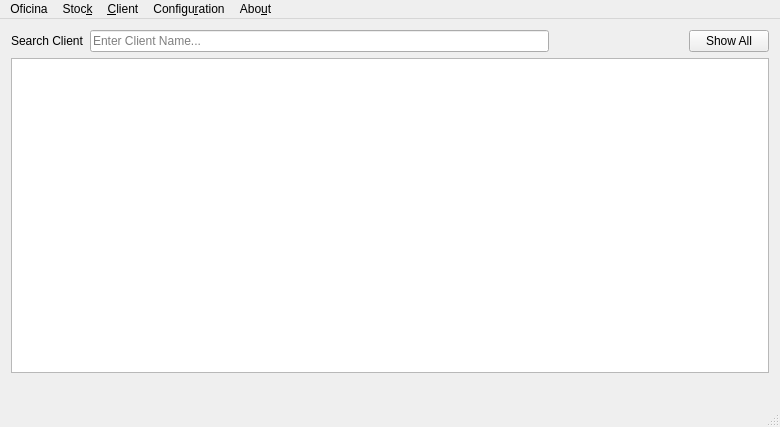
Old version of the form Main_Window.ui in the repository bedi1982/Oficina.
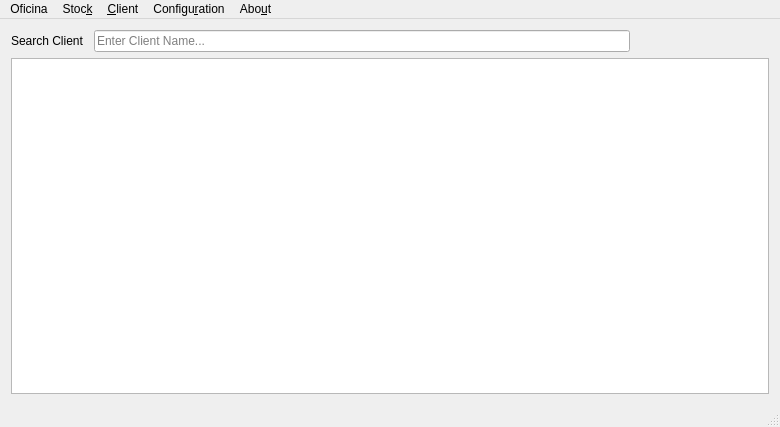
New version of the form. Icons and pictures are not drawn.

Diff of the .ui file:
```diff
--- a/Main_Window.ui
+++ b/Main_Window.ui
@@ -22,8 +22,39 @@
   </property>
   <widget class="QWidget" name="centralWidget">
    <layout class="QGridLayout" name="gridLayout_4">
+    <item row="0" column="9">
+     <widget class="QLabel" name="lbl_BigCarIcon">
+      <property name="sizePolicy">
+       <sizepolicy hsizetype="Maximum" vsizetype="Maximum">
+        <horstretch>0</horstretch>
+        <verstretch>0</verstretch>
+       </sizepolicy>
+      </property>
+      <property name="maximumSize">
+       <size>
+        <width>50</width>
+        <height>25</height>
+       </size>
+      </property>
+      <property name="text">
+       <string/>
+      </property>
+      <property name="pixmap">
+       <pixmap resource="images/images.qrc">:/emoticons/sport-car.png</pixmap>
+      </property>
+      <property name="scaledContents">
+       <bool>true</bool>
+      </property>
+     </widget>
+    </item>
     <item row="0" column="1" colspan="7">
      <widget class="QLineEdit" name="line_ID_or_CPG_or_Name">
+      <property name="sizePolicy">
+       <sizepolicy hsizetype="MinimumExpanding" vsizetype="Maximum">
+        <horstretch>0</horstretch>
+        <verstretch>0</verstretch>
+       </sizepolicy>
+      </property>
       <property name="text">
        <string/>
       </property>
@@ -35,7 +66,7 @@
       </property>
      </widget>
     </item>
-    <item row="1" column="0" rowspan="3" colspan="11">
+    <item row="1" column="0" rowspan="3" colspan="10">
      <widget class="QTableView" name="tbl_Client_List">
       <property name="sizePolicy">
        <sizepolicy hsizetype="Expanding" vsizetype="Expanding">
@@ -78,21 +109,14 @@
       </attribute>
      </widget>
     </item>
-    <item row="4" column="0" colspan="3">
-     <widget class="QLabel" name="lbl_Database">
-      <property name="sizePolicy">
-       <sizepolicy hsizetype="Preferred" vsizetype="Fixed">
-        <horstretch>0</horstretch>
-        <verstretch>0</verstretch>
-       </sizepolicy>
-      </property>
-      <property name="text">
-       <string/>
-      </property>
-     </widget>
-    </item>
     <item row="0" column="0">
      <widget class="QLabel" name="lbl_Search">
+      <property name="sizePolicy">
+       <sizepolicy hsizetype="Maximum" vsizetype="Maximum">
+        <horstretch>0</horstretch>
+        <verstretch>0</verstretch>
+       </sizepolicy>
+      </property>
       <property name="maximumSize">
        <size>
         <width>100</width>
@@ -104,61 +128,6 @@
       </property>
      </widget>
     </item>
-    <item row="4" column="10">
-     <widget class="QLabel" name="lbl_Oficina">
-      <property name="maximumSize">
-       <size>
-        <width>180</width>
-        <height>16777215</height>
-       </size>
-      </property>
-      <property name="font">
-       <font>
-        <family>Cantarell</family>
-        <pointsize>10</pointsize>
-        <weight>50</weight>
-        <italic>false</italic>
-        <bold>false</bold>
-       </font>
-      </property>
-      <property name="text">
-       <string/>
-      </property>
-      <property name="textFormat">
-       <enum>Qt::PlainText</enum>
-      </property>
-     </widget>
-    </item>
-    <item row="4" column="9">
-     <widget class="QLabel" name="lbl_BigCarIcon">
-      <property name="maximumSize">
-       <size>
-        <width>100</width>
-        <height>50</height>
-       </size>
-      </property>
-      <property name="text">
-       <string/>
-      </property>
-      <property name="pixmap">
-       <pixmap resource="images/images.qrc">:/emoticons/sport-car.png</pixmap>
-      </property>
-      <property name="scaledContents">
-       <bool>true</bool>
-      </property>
-     </widget>
-    </item>
-    <item row="0" column="10">
-     <widget class="QPushButton" name="Clear_Button">
-      <property name="text">
-       <string>Show All</string>
-      </property>
-      <property name="icon">
-       <iconset resource="images/images.qrc">
-        <normaloff>:/emoticons/tux.png</normaloff>:/emoticons/tux.png</iconset>
-      </property>
-     </widget>
-    </item>
    </layout>
   </widget>
   <widget class="QStatusBar" name="statusBar"/>
```
